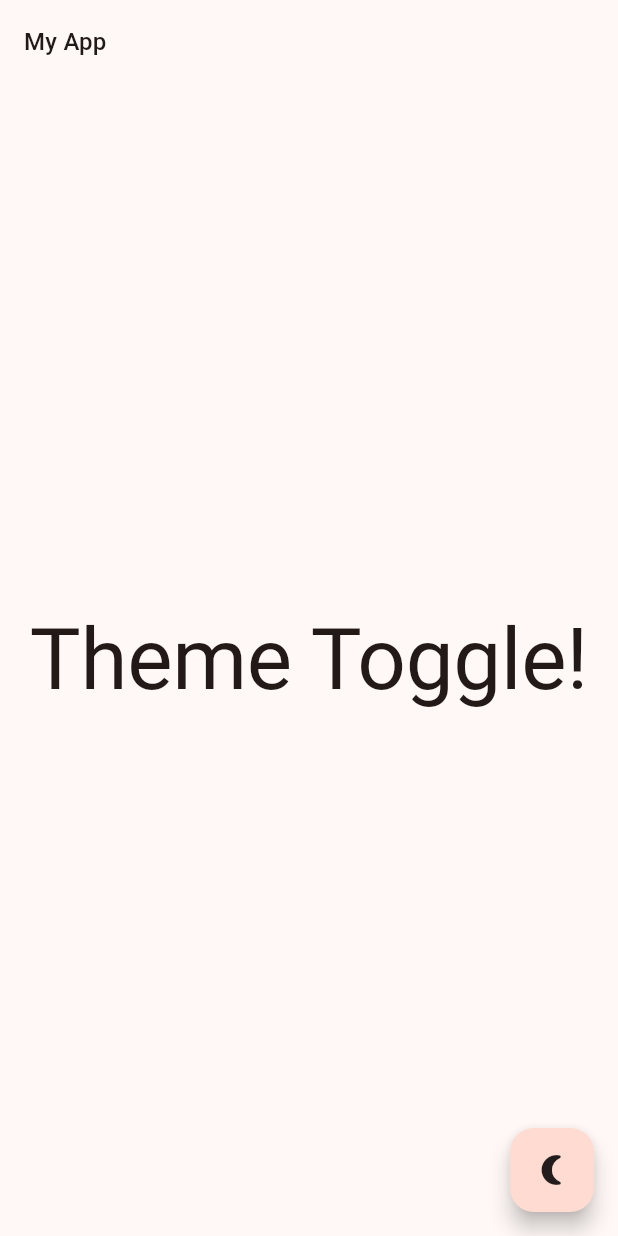
After one commit to Alfonsina30/fast_kit, a Flutter app: the MyHomePage screen opened directly, after a tap on the "wb sunny" icon, on a phone screen of 412 x 824 dp. The commit adds this screen. Run offline on Flutter 3.47's test engine with Material 3 defaults, Android fonts, the phone set to English and light mode, and no system bars; our stand-ins replace equatable, flutter_bloc, shared_preferences; accounts and stored records are empty.

Commit message:
added snippet theme_toggle

```diff
--- a/lib/form_validator_snippet/email.dart
+++ b/lib/form_validator_snippet/validated_form_impl/email.dart
@@ -1,4 +1,4 @@
-import 'package:fast_kit/form_validator_snippet/inputs_sign.dart';
+import 'package:fast_kit/form_validator_snippet/validated_form.dart';
 
 
 enum EmailValidationError { empty, invalid }
@@ -11,7 +11,7 @@ enum EmailValidationError { empty, invalid }
 /// instance state, making the code clearer and easier to test independently.
 
 /// --- Example of a class using the improved abstract class
-class Email extends InputsSign<String, EmailValidationError> {
+class Email extends ValidatedForm<String, EmailValidationError> {
   const Email.pure()
       : super.pure('', EmailValidationError.empty);
 
--- a/lib/form_validator_snippet/my_form_cubit.dart
+++ b/lib/form_validator_snippet/validated_form_impl/my_form_cubit.dart
@@ -1,5 +1,5 @@
 import 'package:equatable/equatable.dart';
-import 'package:fast_kit/form_validator_snippet/email.dart';
+import 'package:fast_kit/form_validator_snippet/validated_form_impl/email.dart';
 import 'package:flutter_bloc/flutter_bloc.dart';
 
 ///-- From Cubit or state Management when user write to the new input to Text Field
--- a/lib/form_validator_snippet/sign_in_screen.dart
+++ b/lib/form_validator_snippet/validated_form_impl/sign_in_screen.dart
@@ -1,4 +1,4 @@
-import 'package:fast_kit/form_validator_snippet/my_form_cubit.dart';
+import 'package:fast_kit/form_validator_snippet/validated_form_impl/my_form_cubit.dart';
 import 'package:flutter/material.dart';
 import 'package:flutter_bloc/flutter_bloc.dart';
 
--- a/lib/main.dart
+++ b/lib/main.dart
@@ -1,5 +1,5 @@
-import 'package:fast_kit/form_validator_snippet/my_form_cubit.dart';
-import 'package:fast_kit/form_validator_snippet/sign_in_screen.dart';
+import 'package:fast_kit/form_validator_snippet/validated_form_impl/my_form_cubit.dart';
+import 'package:fast_kit/form_validator_snippet/validated_form_impl/sign_in_screen.dart';
 import 'package:flutter/material.dart';
 import 'package:flutter_bloc/flutter_bloc.dart';
 
--- /dev/null
+++ b/lib/theme_toggle/theme_toggle_impl/custom_shared_preference.dart
@@ -0,0 +1,26 @@
+import 'package:shared_preferences/shared_preferences.dart';
+
+class CustomSharedPreference {
+  //
+  static Future<SharedPreferences> _initPreference() async {
+    final SharedPreferences sharedPreferences =
+        await SharedPreferences.getInstance();
+    return sharedPreferences;
+  }
+
+  Future<void> writePreferenceTheme(bool value) async {
+    final prefs = await _initPreference();
+    prefs.setBool('themeApp', value);
+  }
+
+  Future<bool?> readPreferenceTheme() async {
+    final prefs = await _initPreference();
+    final getPrefs = prefs.getBool('themeApp');
+    return getPrefs;
+  }
+
+  Future<bool> deletePreferenceTheme() async {
+    final prefs = await _initPreference();
+    return prefs.remove('themeApp');
+  }
+}
--- /dev/null
+++ b/lib/theme_toggle/theme_toggle_impl/prefs_theme_app_cubit.dart
@@ -0,0 +1,55 @@
+import 'package:equatable/equatable.dart';
+import 'package:fast_kit/theme_toggle/theme_toggle_impl/custom_shared_preference.dart';
+import 'package:flutter_bloc/flutter_bloc.dart';
+
+class PrefsThemeAppCubit extends Cubit<PrefsThemeAppState> {
+  final CustomSharedPreference preference;
+
+  PrefsThemeAppCubit({required this.preference})
+      : super(const PrefsThemeAppState(prefsTheme: true)) {
+    //true is darkTheme --- false is lightTheme
+  }
+
+  void getPrefsTheme() async {
+    ///-- read the theme selected by user
+    final prefs = await preference.readPreferenceTheme();
+
+    ///-- if prefs is null the default theme is dark
+    emit(state.copyWith(prefsTheme: prefs ?? true));
+  }
+
+  void changePrefsTheme() async {
+    emit(state.copyWith(prefsTheme: !state.prefsTheme));
+
+    //-- after change the CubitState save on shared preference the theme mode selected
+    await preference.writePreferenceTheme(state.prefsTheme);
+  }
+
+  Future<void> removePrefsTheme() async {
+    //-- can be use if user signOut session app
+
+    await preference.deletePreferenceTheme();
+
+    emit(state.copyWith(prefsTheme: true));
+  }
+}
+
+class PrefsThemeAppState extends Equatable {
+  //
+  final bool prefsTheme;
+  const PrefsThemeAppState({required this.prefsTheme});
+
+  bool get isDarkTheme => prefsTheme == true;
+
+  PrefsThemeAppState copyWith({bool? prefsTheme}) {
+    return PrefsThemeAppState(prefsTheme: prefsTheme ?? this.prefsTheme);
+  }
+
+  @override
+  List<Object?> get props => [prefsTheme];
+
+  @override
+  String toString() {
+    return 'Theme: $prefsTheme';
+  }
+}
--- /dev/null
+++ b/lib/theme_toggle/theme_toggle_impl/theme_toggle_screen.dart
@@ -0,0 +1,77 @@
+import 'package:fast_kit/theme_toggle/theme_toggle.dart';
+import 'package:fast_kit/theme_toggle/theme_toggle_impl/custom_shared_preference.dart';
+import 'package:fast_kit/theme_toggle/theme_toggle_impl/prefs_theme_app_cubit.dart';
+import 'package:flutter/material.dart';
+import 'package:flutter_bloc/flutter_bloc.dart';
+
+void main() async {
+  runApp(MyApp());
+}
+
+class MyApp extends StatelessWidget {
+  const MyApp({super.key});
+
+  @override
+  Widget build(BuildContext context) {
+    return BlocProvider(
+      create: (context) => PrefsThemeAppCubit(
+        preference: CustomSharedPreference(),
+        // get the user preference theme when the app is open.
+        // and change the state of Cubit that will be listened from app screens
+      )..getPrefsTheme(),
+      child: BlocBuilder<PrefsThemeAppCubit, PrefsThemeAppState>(
+        builder: (context, state) {
+          ///-- Use the Cubit State for determine the app theme mode
+
+          return MaterialApp(
+            debugShowCheckedModeBanner: false,
+
+            ///-- Use the Cubit State for determine the app theme mode
+            theme: ThemeToggle(state: state.prefsTheme).theme(),
+            home: MyHomePage(),
+          );
+        },
+      ),
+    );
+  }
+}
+
+class MyHomePage extends StatelessWidget {
+  const MyHomePage({super.key});
+
+  @override
+  Widget build(BuildContext context) {
+    //
+    return Scaffold(
+      appBar: AppBar(
+        //! connected with themedata
+        title: Text(
+          'My App',
+          style: Theme.of(context).textTheme.titleMedium,
+        ),
+      ),
+      body: Center(
+        child: Text(
+          'Theme Toggle!',
+          //! connected with themedata
+          style: Theme.of(context).textTheme.displayLarge,
+        ),
+      ),
+      floatingActionButton: FloatingActionButton(
+        onPressed: () {
+          /// Call the method of cubit [PrefsThemeAppCubit] for change the cubit state and store in
+          // SharedPreference the app theme mode selected
+          //
+          context.read<PrefsThemeAppCubit>().changePrefsTheme();
+        },
+        child: Icon(
+          /// Listen the current state of cubit [PrefsThemeAppCubit] for know that will icon show
+          context.watch<PrefsThemeAppCubit>().state.isDarkTheme
+              ? Icons.wb_sunny
+              : Icons.nightlight_round,
+        color: Theme.of(context).iconTheme.color,
+        ),
+      ),
+    );
+  }
+}
--- a/pubspec.yaml
+++ b/pubspec.yaml
@@ -12,6 +12,9 @@ dependencies:
     sdk: flutter
   flutter_bloc: ^9.0.0
 
+
+  shared_preferences: ^2.5.3
+
 dev_dependencies:
   flutter_lints: ^5.0.0
   flutter_test:
```
Also changed, not shown: lib/form_validator_snippet/validated_form.dart (renamed from lib/form_validator_snippet/inputs_sign.dart, +4 -4 lines), lib/theme_toggle/theme_toggle.dart (added, +44 -0 lines), lib/firebase_auth/firebase_auth.dart (added), pubspec.lock, 5 other files.
